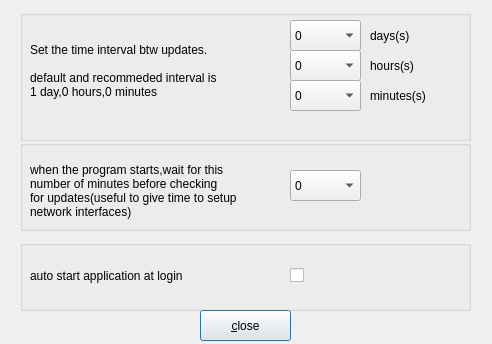
Above: configuredialog.ui from mhogomchungu/qt-update-notifier before the change. Below: the same form after it.
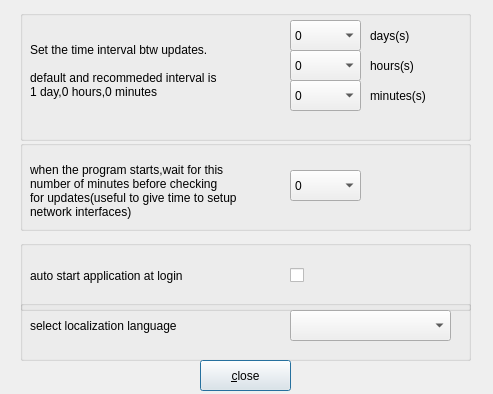
That is the form after the change.

Commit message: complete support for localization is done

What changed in the file:
```diff
--- a/configuredialog.ui
+++ b/configuredialog.ui
@@ -6,26 +6,13 @@
    <rect>
     <x>0</x>
     <y>0</y>
-    <width>492</width>
-    <height>344</height>
+    <width>493</width>
+    <height>394</height>
    </rect>
   </property>
   <property name="windowTitle">
    <string>configuration window</string>
   </property>
-  <widget class="QPushButton" name="pbClose">
-   <property name="geometry">
-    <rect>
-     <x>200</x>
-     <y>310</y>
-     <width>91</width>
-     <height>31</height>
-    </rect>
-   </property>
-   <property name="text">
-    <string>&amp;close</string>
-   </property>
-  </widget>
   <widget class="QGroupBox" name="gbUpdateInterval">
    <property name="geometry">
     <rect>
@@ -723,6 +710,55 @@
     </property>
    </widget>
   </widget>
+  <widget class="QGroupBox" name="gbAutoStart_2">
+   <property name="geometry">
+    <rect>
+     <x>20</x>
+     <y>300</y>
+     <width>451</width>
+     <height>61</height>
+    </rect>
+   </property>
+   <property name="title">
+    <string/>
+   </property>
+   <widget class="QLabel" name="label_10">
+    <property name="geometry">
+     <rect>
+      <x>10</x>
+      <y>0</y>
+      <width>251</width>
+      <height>51</height>
+     </rect>
+    </property>
+    <property name="text">
+     <string>select localization language</string>
+    </property>
+   </widget>
+   <widget class="QComboBox" name="comboBoxLanguageList">
+    <property name="geometry">
+     <rect>
+      <x>270</x>
+      <y>10</y>
+      <width>161</width>
+      <height>31</height>
+     </rect>
+    </property>
+   </widget>
+  </widget>
+  <widget class="QPushButton" name="pbClose">
+   <property name="geometry">
+    <rect>
+     <x>200</x>
+     <y>360</y>
+     <width>91</width>
+     <height>31</height>
+    </rect>
+   </property>
+   <property name="text">
+    <string>&amp;close</string>
+   </property>
+  </widget>
  </widget>
  <tabstops>
   <tabstop>gbUpdateIntervalComboBoxDays</tabstop>
```
The commit also changes 8 other files.
